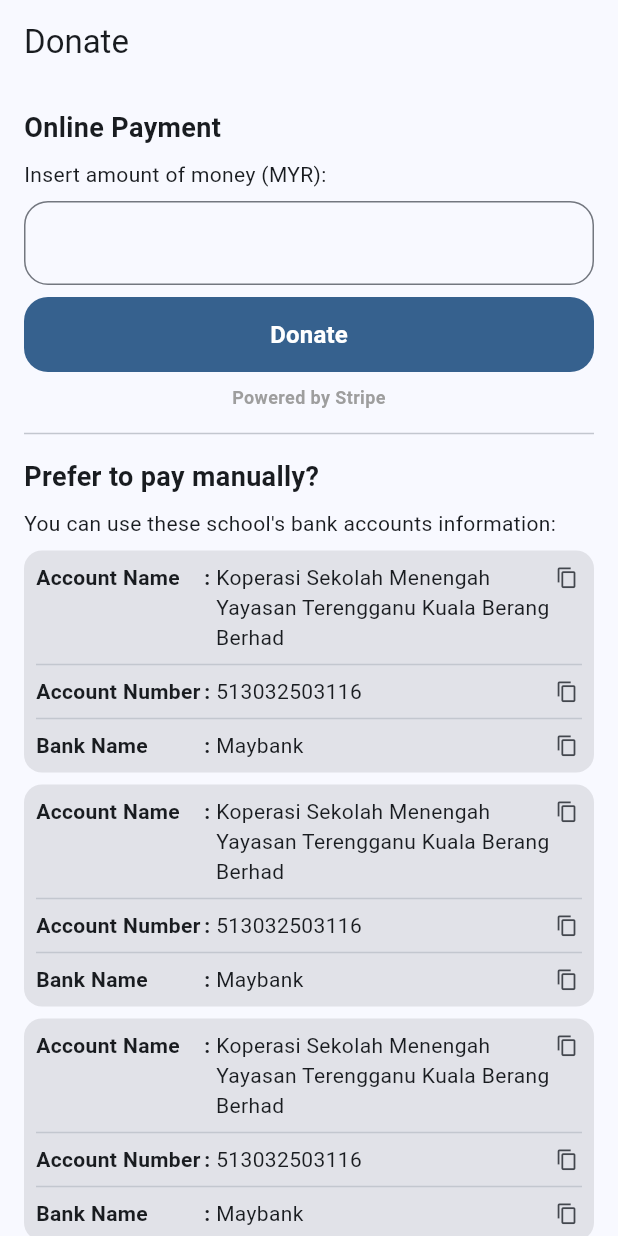
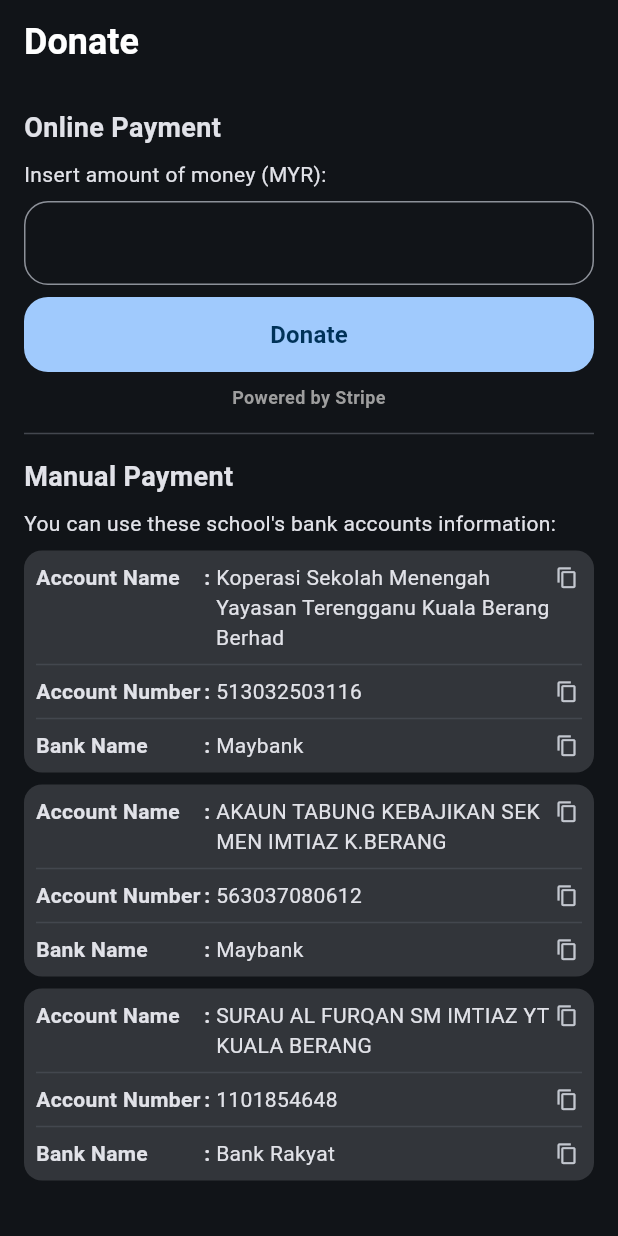
Before and after one commit to adaniel52/gofund, a Flutter app: the DonateScreen screen opened directly, on a phone screen of 412 x 824 dp. Run offline on Flutter 3.47's test engine with Material 3 defaults, Android fonts, the phone set to English and light mode, and no system bars; network calls fail.

Commit message:
impl project screen

```diff
--- a/lib/constants/theme.dart
+++ b/lib/constants/theme.dart
@@ -1,4 +1,5 @@
 import 'package:flutter/material.dart';
+import 'package:gofund/constants/text_styles.dart';
 
 export './colors.dart';
 export './radius.dart';
@@ -8,8 +9,12 @@ export './text_styles.dart';
 class AppTheme {
   static final light = ThemeData(
     colorSchemeSeed: Colors.blue,
+    appBarTheme: const AppBarTheme(
+      titleTextStyle: AppTextStyles.headline,
+    ),
     cardTheme: const CardTheme(
       margin: EdgeInsets.all(0),
     ),
+    brightness: Brightness.dark,
   );
 }
--- a/lib/screens/donate_screen.dart
+++ b/lib/screens/donate_screen.dart
@@ -17,16 +17,14 @@ class DonateScreen extends StatelessWidget {
         bankName: 'Maybank',
       ),
       BankInfo(
-        accountName:
-            'Koperasi Sekolah Menengah Yayasan Terengganu Kuala Berang Berhad',
-        accountNumber: '513032503116',
+        accountName: 'AKAUN TABUNG KEBAJIKAN SEK MEN IMTIAZ K.BERANG',
+        accountNumber: '563037080612',
         bankName: 'Maybank',
       ),
       BankInfo(
-        accountName:
-            'Koperasi Sekolah Menengah Yayasan Terengganu Kuala Berang Berhad',
-        accountNumber: '513032503116',
-        bankName: 'Maybank',
+        accountName: 'SURAU AL FURQAN SM IMTIAZ YT KUALA BERANG',
+        accountNumber: '1101854648',
+        bankName: 'Bank Rakyat',
       ),
     ];
 
@@ -64,7 +62,7 @@ class DonateScreen extends StatelessWidget {
               ),
               const Divider(),
               const Text(
-                'Prefer to pay manually?',
+                'Manual Payment',
                 style: AppTextStyles.subtitle,
               ),
               const Text(
```
Also changed, not shown: lib/screens/projects_screen.dart (+106 -1 lines).
